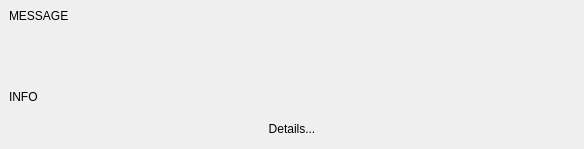
Above: src/postWidget.ui from flopp/DesktopJodel before the change. Below: the same form after it.
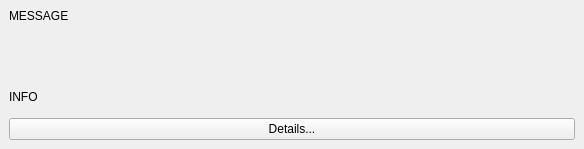
That is the form after the change. Custom widgets are drawn as their Qt base class.

Patch:
```diff
--- a/src/postWidget.ui
+++ b/src/postWidget.ui
@@ -115,9 +115,6 @@
         <property name="text">
          <string>Details...</string>
         </property>
-        <property name="flat">
-         <bool>true</bool>
-        </property>
        </widget>
       </item>
      </layout>
```
